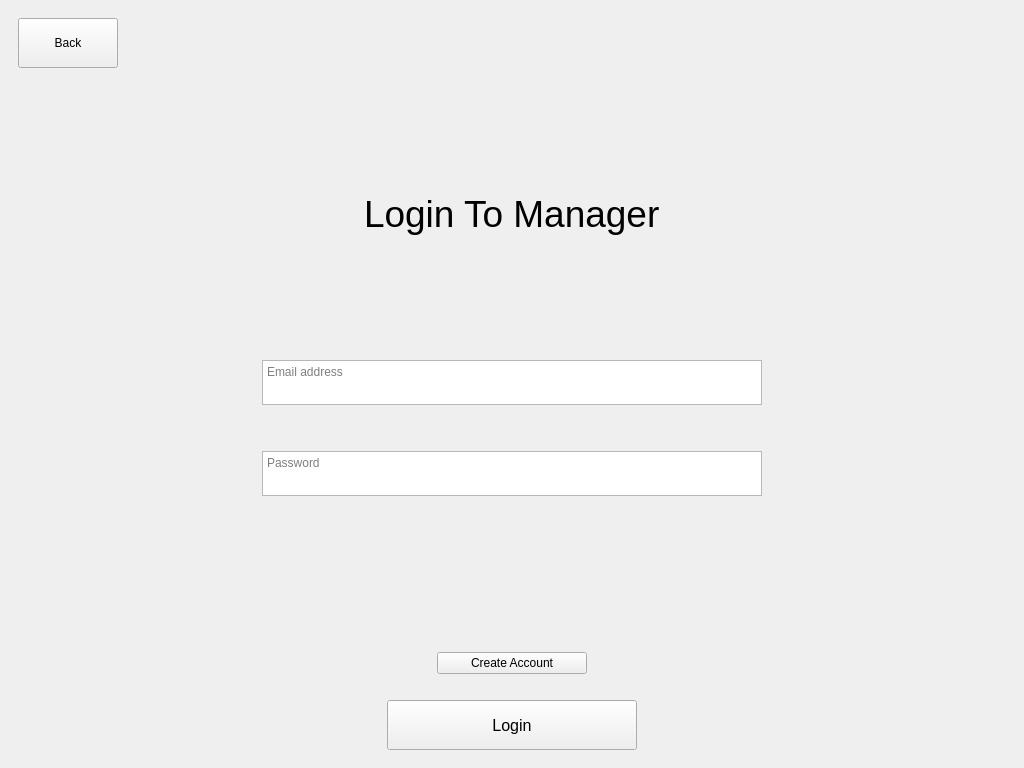
Old version of the form AutoMagik/AutoMagik.ui in the repository AlexOfRivia/AutoMagik.
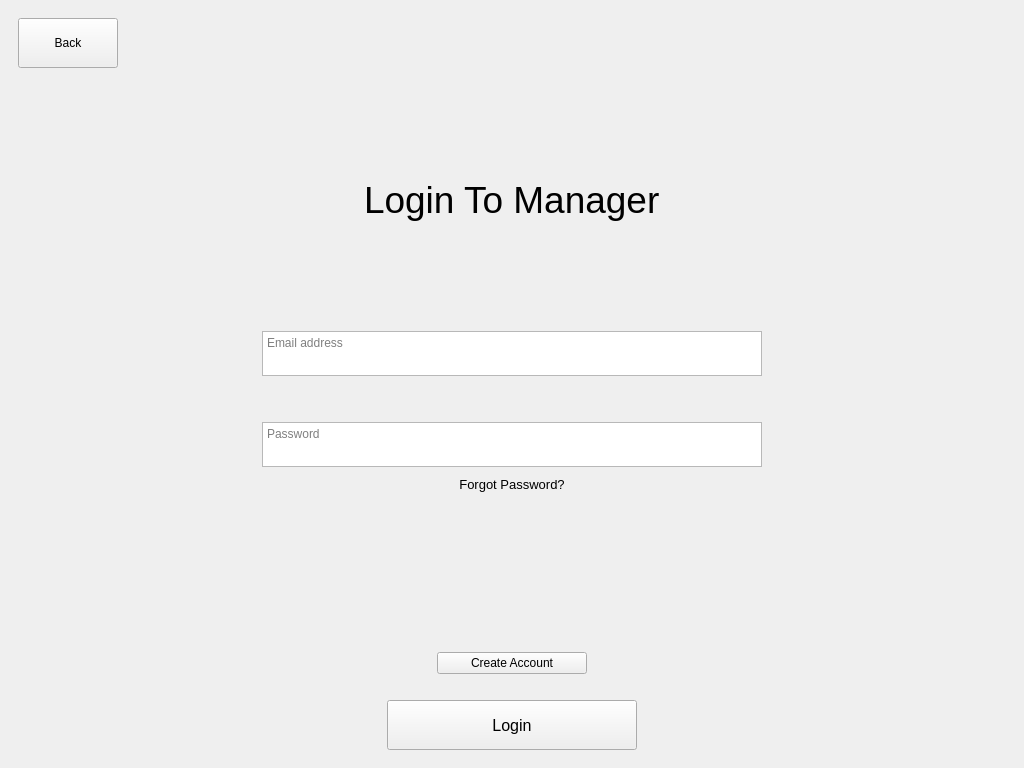
New version of the form. The open tabs and pages were chosen to show the change. Icons and pictures are not drawn.

Commit message: Added forgot reset buttons

```diff
--- a/AutoMagik/AutoMagik.ui
+++ b/AutoMagik/AutoMagik.ui
@@ -547,6 +547,9 @@
               <property name="autoFillBackground">
                <bool>false</bool>
               </property>
+              <property name="styleSheet">
+               <string notr="true"/>
+              </property>
               <property name="placeholderText">
                <string>Email address</string>
               </property>
@@ -587,6 +590,37 @@
             </item>
            </layout>
           </item>
+          <item>
+           <layout class="QHBoxLayout" name="horizontalLayout_13">
+            <item>
+             <widget class="QPushButton" name="forgotPasswordButton2">
+              <property name="maximumSize">
+               <size>
+                <width>150</width>
+                <height>16777215</height>
+               </size>
+              </property>
+              <property name="font">
+               <font>
+                <pointsize>10</pointsize>
+               </font>
+              </property>
+              <property name="layoutDirection">
+               <enum>Qt::LayoutDirection::LeftToRight</enum>
+              </property>
+              <property name="styleSheet">
+               <string notr="true"/>
+              </property>
+              <property name="text">
+               <string>Forgot Password?</string>
+              </property>
+              <property name="flat">
+               <bool>true</bool>
+              </property>
+             </widget>
+            </item>
+           </layout>
+          </item>
           <item>
            <spacer name="verticalSpacer_3">
             <property name="orientation">
```
Left out of the diff: 27 changed lines with no effect on the pictures.
